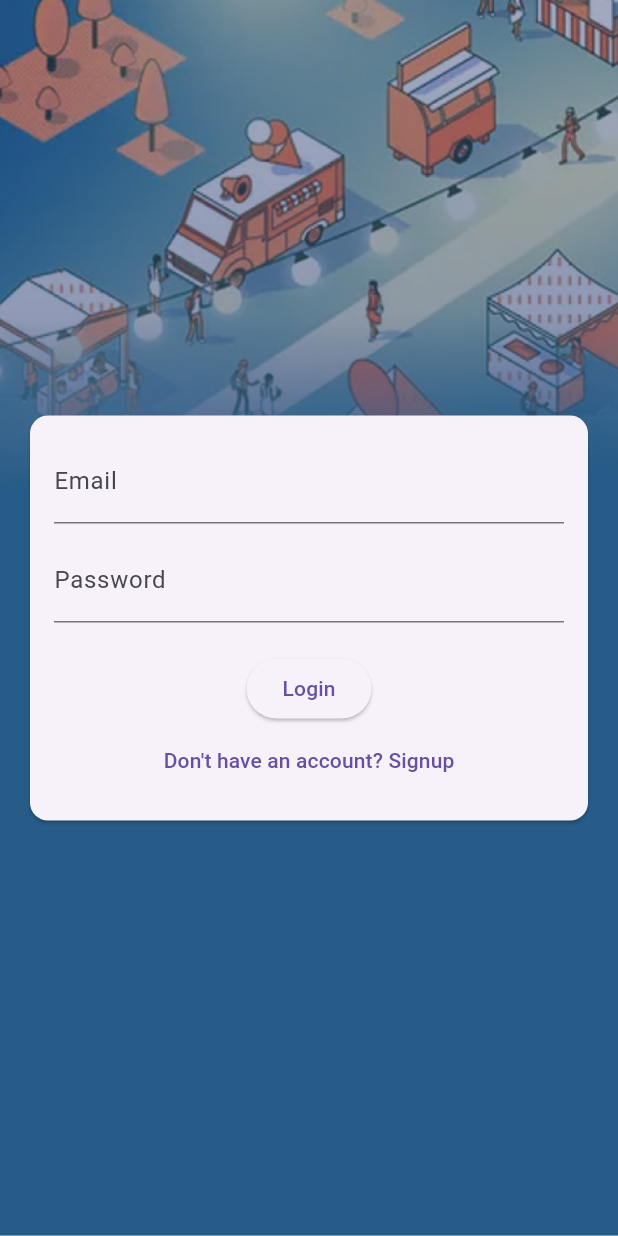
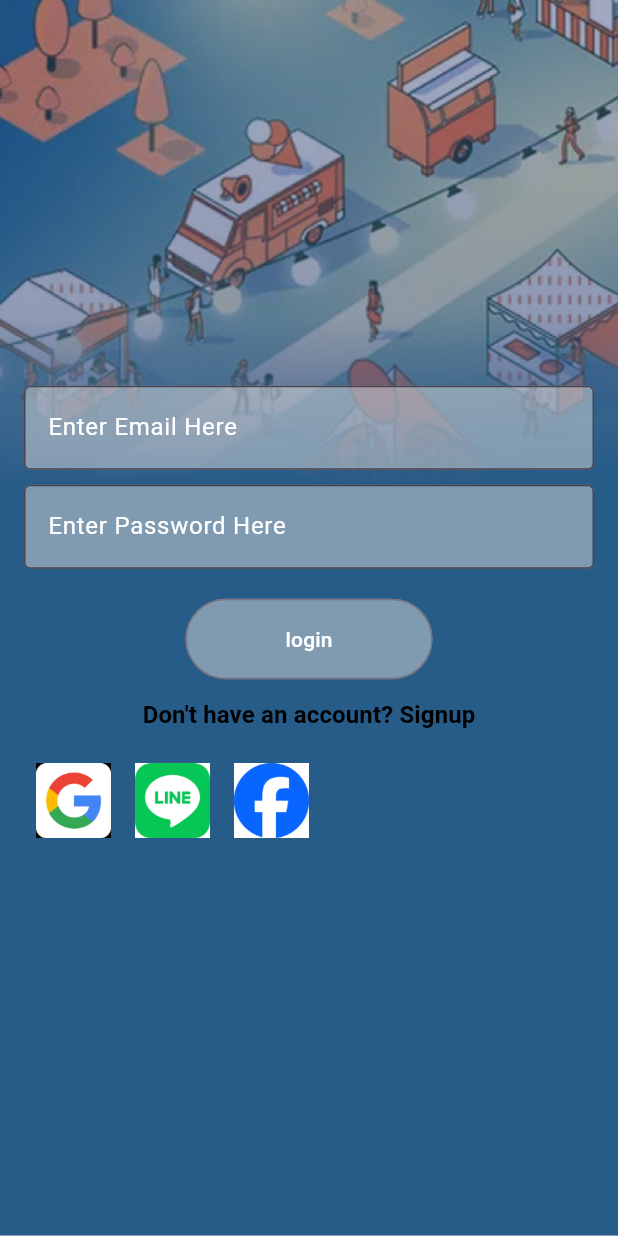
Before and after one commit to jimmy88623/NightMarket, a Flutter app: the screen it shows after launch, on a phone screen of 412 x 824 dp. Run offline on Flutter 3.47's test engine with Material 3 defaults, Android fonts, the phone set to English and light mode, and no system bars; our stand-ins replace camera, image_picker, settings_ui, shared_preferences.

Commit message:
revise login page

```diff
--- a/lib/login/loginPage.dart
+++ b/lib/login/loginPage.dart
@@ -1,3 +1,5 @@
+import 'dart:ui';
+
 import 'package:flutter/material.dart';
 import 'package:http/http.dart' as http;
 import 'package:nightmarket/ButtonBar/buttonbar.dart';
@@ -73,8 +75,6 @@ class _LoginPageState extends State<LoginPage> {
             ),
           ),
           Center(
-            child: Card(
-              margin: EdgeInsets.all(20.0),
             child: Padding(
               padding: EdgeInsets.all(16.0),
               child: Column(
@@ -82,25 +82,82 @@ class _LoginPageState extends State<LoginPage> {
                 children: <Widget>[
                   TextField(
                     controller: _emailController,
-                      decoration: InputDecoration(labelText: 'Email'),
+                    decoration: const InputDecoration(
+                      filled: true,
+                      fillColor: Color(0x80D9D9D9),
+                      labelStyle: TextStyle(
+                        color: Colors.white,
+                      ),
+                      border: OutlineInputBorder(),
+                      hintText: 'Enter Email Here',
+                      hintStyle: TextStyle(
+                        color: Colors.white,
+                      ),
+                    ),
                   ),
                   SizedBox(height: 10),
                   TextField(
                     controller: _passwordController,
-                      decoration: InputDecoration(labelText: 'Password'),
+                    decoration: const InputDecoration(
+                      filled: true,
+                      fillColor: Color(0x80D9D9D9),
+                      labelStyle: TextStyle(
+                        color: Colors.white,
+                      ),
+                      border: OutlineInputBorder(),
+                      hintText: 'Enter Password Here',
+                      hintStyle: TextStyle(
+                        color: Colors.white,
+                      ),
+                    ),
                     obscureText: true,
                   ),
                   SizedBox(height: 20),
-                    ElevatedButton(
+                  OutlinedButton(
                     onPressed: _login,
-                      child: Text('Login'),
+                    style: ElevatedButton.styleFrom(
+                      elevation: 0,
+                      backgroundColor: Color(0x80D9D9D9),
+                      minimumSize: Size(MediaQuery.of(context).size.width * 0.4,
+                          MediaQuery.of(context).size.width * 0.13),
+                    ),
+                    child: const Text(
+                      'login',
+                      style: TextStyle(
+                        color: Colors.white,
+                      ),
+                    ),
                   ),
                   TextButton(
                     onPressed: _navigateToSignup,
-                      child: Text('Don\'t have an account? Signup'),
+                    child: const Text(
+                      'Don\'t have an account? Signup',
+                      style: TextStyle(
+                        color: Colors.black,
+                        fontWeight: FontWeight.bold,
+                        fontSize: 16,
+                      ),
+                    ),
+                  ),
+                  Center(
+                    child: Row(
+                      children: [
+                        IconButton(
+                          onPressed: (){},
+                          icon:Image.asset('assets/google.png',height: 50,width: 50,)
+                        ),
+                        IconButton(
+                            onPressed: (){},
+                            icon:Image.asset('assets/line.png',height: 50,width: 50,)
+                        ),
+                        IconButton(
+                            onPressed: (){},
+                            icon:Image.asset('assets/fb.png',height: 50,width: 50,)
+                        )
+                      ],
+                    ),
                   ),
                 ],
-                ),
               ),
             ),
           ),
```
Also changed, not shown: assets/fb.png (added), assets/google.png (added), assets/line.png (added). Lines whose indentation alone changed are shown as unchanged.
